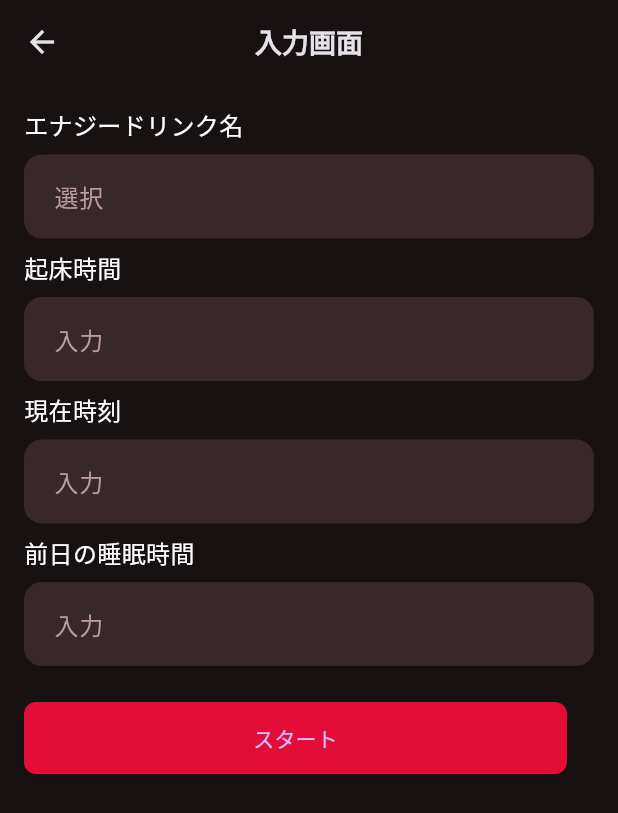
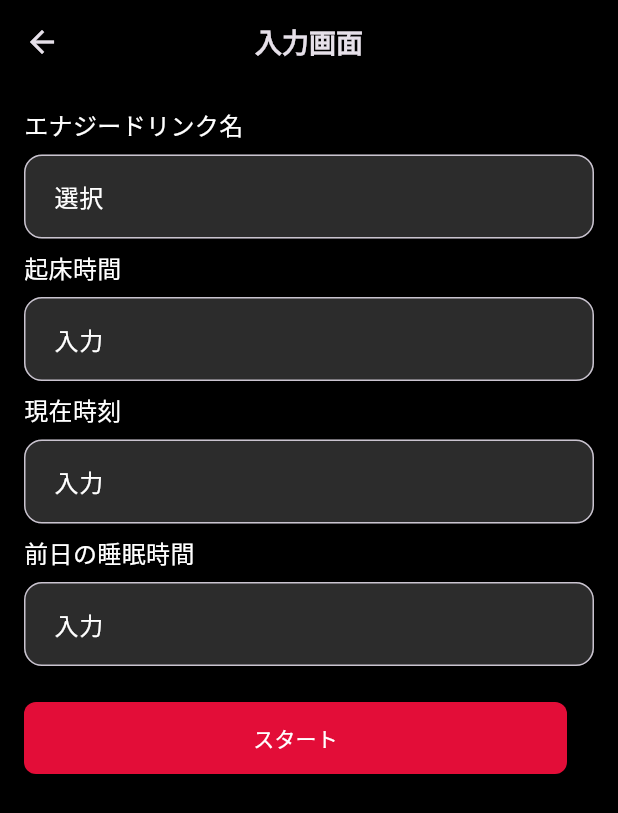
Before and after one commit to jphacks/os_2406, a Flutter app: the PreWorkScreen screen opened directly, on a phone screen of 412 x 824 dp. Shown: the top 813 px of the screen. Run offline on Flutter 3.47's test engine with Material 3 defaults, Android fonts, the phone set to English and light mode, and no system bars; our stand-ins replace syncfusion_flutter_charts.

Commit message:
change style

```diff
--- a/flutter_application/lib/src/input_before.dart
+++ b/flutter_application/lib/src/input_before.dart
@@ -32,9 +32,9 @@ class _PreWorkScreenState extends State<PreWorkScreen> {
   @override
   Widget build(BuildContext context) {
     return Scaffold(
-      backgroundColor: const Color(0xFF181112),
+      backgroundColor: const Color(0xFF000000), // 背景色を黒に
       appBar: AppBar(
-        backgroundColor: const Color(0xFF181112),
+        backgroundColor: const Color(0xFF000000), // ダークグレー
         title: const Text(
           '入力画面',
           style: TextStyle(fontSize: 18, fontWeight: FontWeight.bold),
@@ -61,12 +61,12 @@ class _PreWorkScreenState extends State<PreWorkScreen> {
               },
               decoration: InputDecoration(
                 hintText: '選択',
-                hintStyle: const TextStyle(color: Color(0xFFBA9CA2)),
+                hintStyle: const TextStyle(color: Color(0xFFFFFFFF)),
                 filled: true,
-                fillColor: const Color(0xFF39282B),
+                fillColor: const Color(0xFF2C2C2C), // ダークグレー
                 border: OutlineInputBorder(
                   borderRadius: BorderRadius.circular(12),
-                  borderSide: BorderSide.none,
+                  borderSide: BorderSide(color: const Color(0xFFFFFFFF), width: 1), // 薄いグレーのボーダー
                 ),
                 contentPadding: const EdgeInsets.symmetric(horizontal: 16, vertical: 16),
               ),
@@ -87,12 +87,12 @@ class _PreWorkScreenState extends State<PreWorkScreen> {
               },
               decoration: InputDecoration(
                 hintText: '入力',
-                hintStyle: const TextStyle(color: Color(0xFFBA9CA2)),
+                hintStyle: const TextStyle(color: Color(0xFFFFFFFF)),
                 filled: true,
-                fillColor: const Color(0xFF39282B),
+                fillColor: const Color(0xFF2C2C2C), // ダークグレー
                 border: OutlineInputBorder(
                   borderRadius: BorderRadius.circular(12),
-                  borderSide: BorderSide.none,
+                  borderSide: BorderSide(color: const Color(0xFF3E3E3E), width: 1), // 薄いグレーのボーダー
                 ),
                 contentPadding: const EdgeInsets.symmetric(horizontal: 16, vertical: 16),
               ),
@@ -113,12 +113,12 @@ class _PreWorkScreenState extends State<PreWorkScreen> {
               },
               decoration: InputDecoration(
                 hintText: '入力',
-                hintStyle: const TextStyle(color: Color(0xFFBA9CA2)),
+                hintStyle: const TextStyle(color: Color(0xFFFFFFFF)),
                 filled: true,
-                fillColor: const Color(0xFF39282B),
+                fillColor: const Color(0xFF2C2C2C), // ダークグレー
                 border: OutlineInputBorder(
                   borderRadius: BorderRadius.circular(12),
-                  borderSide: BorderSide.none,
+                  borderSide: BorderSide(color: const Color(0xFF3E3E3E), width: 1), // 薄いグレーのボーダー
                 ),
                 contentPadding: const EdgeInsets.symmetric(horizontal: 16, vertical: 16),
               ),
@@ -139,12 +139,12 @@ class _PreWorkScreenState extends State<PreWorkScreen> {
               },
               decoration: InputDecoration(
                 hintText: '入力',
-                hintStyle: const TextStyle(color: Color(0xFFBA9CA2)),
+                hintStyle: const TextStyle(color: Color(0xFFFFFFFF)),
                 filled: true,
-                fillColor: const Color(0xFF39282B),
+                fillColor: const Color(0xFF2C2C2C), // ダークグレー
                 border: OutlineInputBorder(
                   borderRadius: BorderRadius.circular(12),
-                  borderSide: BorderSide.none,
+                  borderSide: BorderSide(color: const Color(0xFF3E3E3E), width: 1), // 薄いグレーのボーダー
                 ),
                 contentPadding: const EdgeInsets.symmetric(horizontal: 16, vertical: 16),
               ),
@@ -157,7 +157,7 @@ class _PreWorkScreenState extends State<PreWorkScreen> {
                 Expanded(
                   child: ElevatedButton(
                     style: ElevatedButton.styleFrom(
-                      backgroundColor: const Color(0xFFE30D38),
+                      backgroundColor: const Color(0xFFE30D38), // 赤色
                       padding: const EdgeInsets.symmetric(vertical: 14),
                       shape: RoundedRectangleBorder(
                         borderRadius: BorderRadius.circular(8),
@@ -177,7 +177,7 @@ class _PreWorkScreenState extends State<PreWorkScreen> {
                         MaterialPageRoute(builder: (context) => FocusScreen(data: inputData)),
                       );
                     },
-                    child: const Text('スタート'),
+                    child: const Text('スタート', style: TextStyle(color: Colors.white)), // テキスト色を白に
                   ),
                 ),
                 const SizedBox(width: 18),
```
